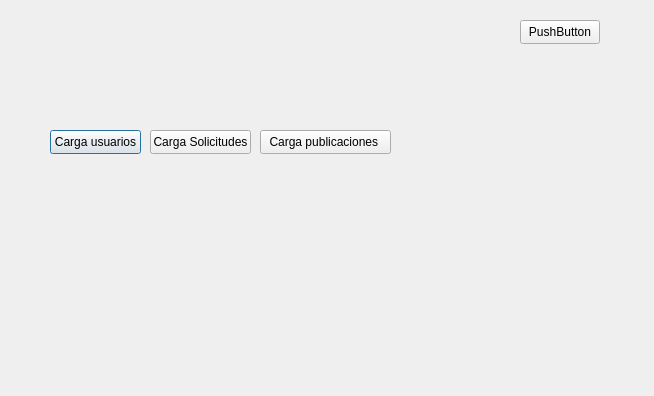
Above: Fase_2/admin.ui from LightDemon12/-EDD-PROYECTOS_202100215 before the change. Below: the same form after it.
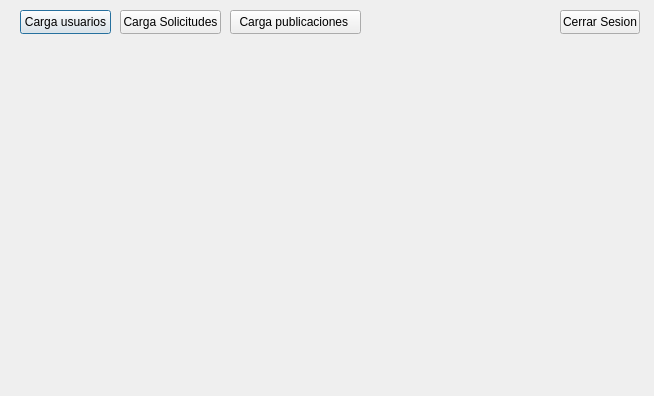
That is the form after the change.

The edit to the form file:
```diff
--- a/Fase_2/admin.ui
+++ b/Fase_2/admin.ui
@@ -16,8 +16,8 @@
   <widget class="QPushButton" name="ButtonCU">
    <property name="geometry">
     <rect>
-     <x>50</x>
-     <y>130</y>
+     <x>20</x>
+     <y>10</y>
      <width>91</width>
      <height>24</height>
     </rect>
@@ -29,8 +29,8 @@
   <widget class="QPushButton" name="ButtonCS">
    <property name="geometry">
     <rect>
-     <x>150</x>
-     <y>130</y>
+     <x>120</x>
+     <y>10</y>
      <width>101</width>
      <height>24</height>
     </rect>
@@ -42,8 +42,8 @@
   <widget class="QPushButton" name="ButtonCPlu">
    <property name="geometry">
     <rect>
-     <x>260</x>
-     <y>130</y>
+     <x>230</x>
+     <y>10</y>
      <width>131</width>
      <height>24</height>
     </rect>
@@ -55,14 +55,14 @@
   <widget class="QPushButton" name="pushButton">
    <property name="geometry">
     <rect>
-     <x>520</x>
-     <y>20</y>
+     <x>560</x>
+     <y>10</y>
      <width>80</width>
      <height>24</height>
     </rect>
    </property>
    <property name="text">
-    <string>PushButton</string>
+    <string>Cerrar Sesion</string>
    </property>
   </widget>
  </widget>
```
Left out of the diff: 2 changed lines with no effect on the pictures.
